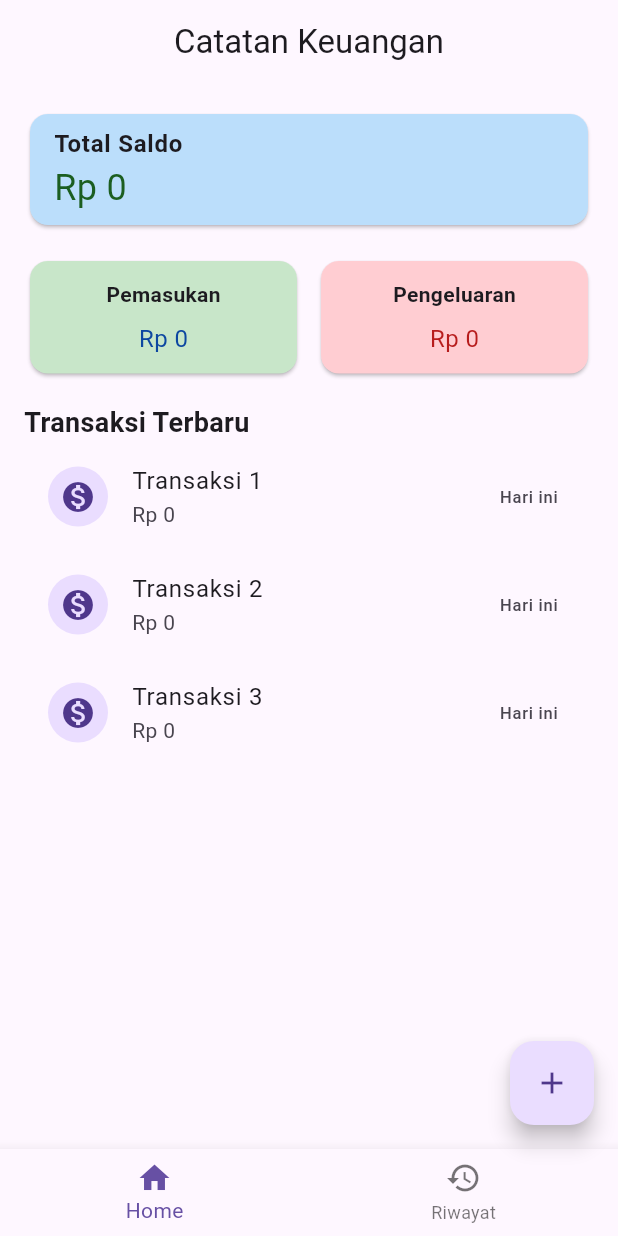
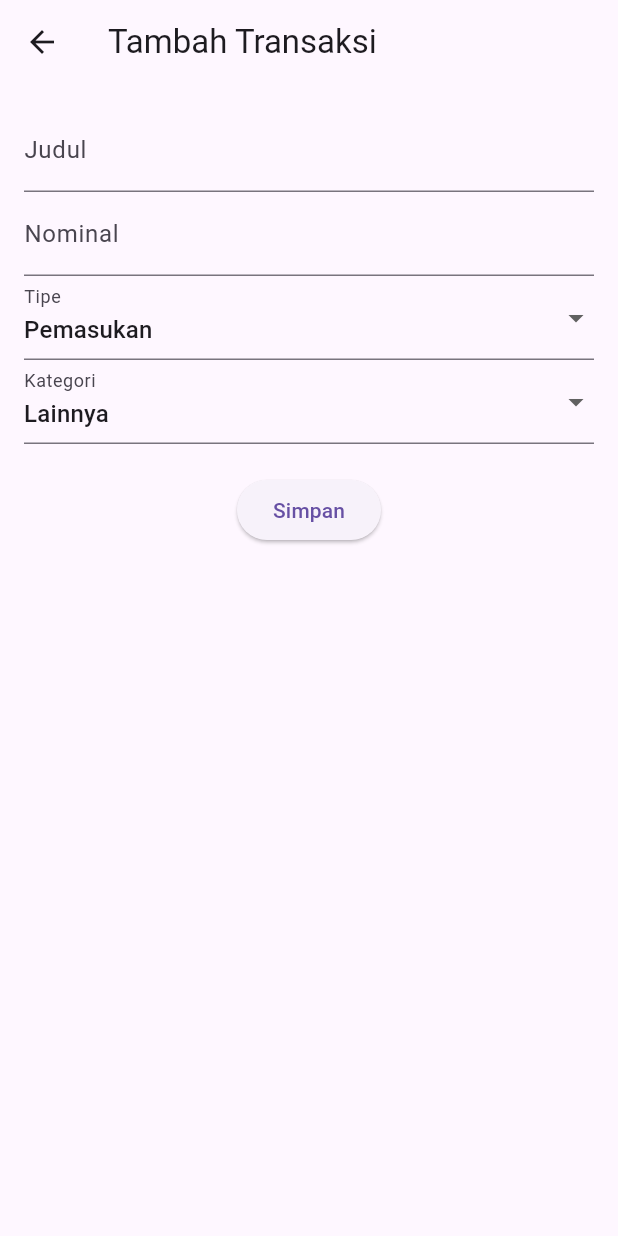
Before and after one commit to Slmnalfrs/catatan_keuangan, a Flutter app: the screen it shows after launch, after a tap on the "add" icon, on a phone screen of 412 x 824 dp. Run offline on Flutter 3.47's test engine with Material 3 defaults, Android fonts, the phone set to English and light mode, and no system bars.

Commit message:
menambahkan add transaction dan model transaction

```diff
--- a/lib/main.dart
+++ b/lib/main.dart
@@ -11,9 +11,7 @@ class CatatanKeuanganApp extends StatelessWidget {
     return MaterialApp(
       title: 'Catatan Keuangan',
       debugShowCheckedModeBanner: false,
-      theme: ThemeData(
-        primarySwatch: Colors.green,
-      ),
+      theme: ThemeData(primarySwatch: Colors.green),
       home: HomePage(),
     );
   }
--- /dev/null
+++ b/lib/models/transaction.dart
@@ -0,0 +1,17 @@
+class Transaction {
+  final String id;
+  final String title;
+  final double amount;
+  final String type;
+  final String category;
+  final DateTime date;
+
+  Transaction({
+    required this.id,
+    required this.title,
+    required this.amount,
+    required this.type,
+    required this.category,
+    required this.date,
+  });
+}
--- /dev/null
+++ b/lib/pages/add_transaction_page.dart
@@ -0,0 +1,78 @@
+import 'package:flutter/material.dart';
+
+class AddTransactionPage extends StatefulWidget {
+  @override
+  _AddTransactionPageState createState() => _AddTransactionPageState();
+}
+
+class _AddTransactionPageState extends State<AddTransactionPage> {
+  final _formKey = GlobalKey<FormState>();
+  String _title = '';
+  double _amount = 0;
+  String _type = 'Pemasukan';
+  String _category = 'Lainnya';
+
+  final List<String> _categories = [
+    'Gaji', 'Makanan', 'Transportasi', 'Belanja', 'Hiburan', 'Lainnya',
+  ];
+
+  void _submitForm() {
+    if (_formKey.currentState!.validate()) {
+      _formKey.currentState!.save();
+      Navigator.of(context).pop({
+        'title': _title,
+        'amount': _amount,
+        'type': _type,
+        'category': _category,
+      });
+    }
+  }
+
+  @override
+  Widget build(BuildContext context) {
+    return Scaffold(
+      appBar: AppBar(title: Text('Tambah Transaksi')),
+      body: Padding(
+        padding: const EdgeInsets.all(16),
+        child: Form(
+          key: _formKey,
+          child: Column(
+            children: [
+              TextFormField(
+                decoration: InputDecoration(labelText: 'Judul'),
+                validator: (value) => value!.isEmpty ? 'Judul tidak boleh kosong' : null,
+                onSaved: (value) => _title = value!,
+              ),
+              TextFormField(
+                decoration: InputDecoration(labelText: 'Nominal'),
+                keyboardType: TextInputType.number,
+                validator: (value) => double.tryParse(value!.replaceAll('.', '')) == null
+                    ? 'Masukkan nominal valid'
+                    : null,
+                onSaved: (value) => _amount = double.parse(value!.replaceAll('.', '')),
+              ),
+              DropdownButtonFormField<String>(
+                value: _type,
+                decoration: InputDecoration(labelText: 'Tipe'),
+                items: ['Pemasukan', 'Pengeluaran']
+                    .map((type) => DropdownMenuItem(value: type, child: Text(type)))
+                    .toList(),
+                onChanged: (value) => setState(() => _type = value!),
+              ),
+              DropdownButtonFormField<String>(
+                value: _category,
+                decoration: InputDecoration(labelText: 'Kategori'),
+                items: _categories
+                    .map((cat) => DropdownMenuItem(value: cat, child: Text(cat)))
+                    .toList(),
+                onChanged: (value) => setState(() => _category = value!),
+              ),
+              SizedBox(height: 20),
+              ElevatedButton(onPressed: _submitForm, child: Text('Simpan')),
+            ],
+          ),
+        ),
+      ),
+    );
+  }
+}
--- a/lib/pages/home_page.dart
+++ b/lib/pages/home_page.dart
@@ -1,4 +1,7 @@
 import 'package:flutter/material.dart';
+import 'package:intl/intl.dart';
+import '/models/transaction.dart';
+import 'add_transaction_page.dart';
 
 class HomePage extends StatefulWidget {
   @override
@@ -7,24 +10,61 @@ class HomePage extends StatefulWidget {
 
 class _HomePageState extends State<HomePage> {
   int _selectedIndex = 0;
+  List<Transaction> _transactions = [];
+
+  void _navigateToAddTransaction() async {
+    final result = await Navigator.push(
+      context,
+      MaterialPageRoute(builder: (context) => AddTransactionPage()),
+    );
+
+    if (result != null) {
+      final newTx = Transaction(
+        id: DateTime.now().toString(),
+        title: result['title'],
+        amount: result['amount'],
+        type: result['type'],
+        category: result['category'],
+        date: DateTime.now(),
+      );
+      setState(() => _transactions.add(newTx));
+    }
+  }
+
+  String _formatCurrency(double amount) {
+    final formatter = NumberFormat.currency(locale: 'id_ID', symbol: 'Rp ', decimalDigits: 0);
+    return formatter.format(amount);
+  }
+
+  double _calculateTotalByType(String type) {
+    return _transactions
+        .where((tx) => tx.type == type)
+        .fold(0.0, (sum, tx) => sum + tx.amount);
+  }
+
+  double _calculateTotalBalance() {
+    double income = _calculateTotalByType('Pemasukan');
+    double expense = _calculateTotalByType('Pengeluaran');
+    return income - expense;
+  }
 
   @override
   Widget build(BuildContext context) {
     return Scaffold(
-      appBar: AppBar(
-        title: Text('Catatan Keuangan'),
-        centerTitle: true,
-      ),
+      appBar: AppBar(title: Text('Catatan Keuangan'), centerTitle: true),
       body: Padding(
-        padding: const EdgeInsets.all(16.0),
+        padding: const EdgeInsets.all(16),
         child: Column(
           crossAxisAlignment: CrossAxisAlignment.start,
           children: [
             Card(
-              color: Colors.blue[100],
+              color: Colors.green[100],
               child: ListTile(
                 title: Text('Total Saldo', style: TextStyle(fontWeight: FontWeight.bold)),
-                subtitle: Text('Rp 0', style: TextStyle(fontSize: 24, color: Colors.green[900])),
+                subtitle: Text(
+                  _formatCurrency(_calculateTotalBalance()),
+                  style: TextStyle(fontSize: 24, color: Colors.green[900]),
+                ),
               ),
             ),
             SizedBox(height: 16),
@@ -32,14 +72,17 @@ class _HomePageState extends State<HomePage> {
               children: [
                 Expanded(
                   child: Card(
-                    color: Colors.green[100],
+                    color: Colors.blue[100],
                     child: Padding(
-                      padding: const EdgeInsets.all(12.0),
+                      padding: const EdgeInsets.all(12),
                       child: Column(
                         children: [
                           Text('Pemasukan', style: TextStyle(fontWeight: FontWeight.bold)),
                           SizedBox(height: 8),
-                          Text('Rp 0', style: TextStyle(fontSize: 16, color: Colors.blue[900])),
+                          Text(
+                            _formatCurrency(_calculateTotalByType('Pemasukan')),
+                            style: TextStyle(fontSize: 16, color: Colors.blue[900]),
+                          ),
                         ],
                       ),
                     ),
@@ -50,12 +93,15 @@ class _HomePageState extends State<HomePage> {
                   child: Card(
                     color: Colors.red[100],
                     child: Padding(
-                      padding: const EdgeInsets.all(12.0),
+                      padding: const EdgeInsets.all(12),
                       child: Column(
                         children: [
                           Text('Pengeluaran', style: TextStyle(fontWeight: FontWeight.bold)),
                           SizedBox(height: 8),
-                          Text('Rp 0', style: TextStyle(fontSize: 16, color: Colors.red[900])),
+                          Text(
+                            _formatCurrency(_calculateTotalByType('Pengeluaran')),
+                            style: TextStyle(fontSize: 16, color: Colors.red[900]),
+                          ),
                         ],
                       ),
                     ),
@@ -67,40 +113,32 @@ class _HomePageState extends State<HomePage> {
             Text('Transaksi Terbaru', style: TextStyle(fontSize: 18, fontWeight: FontWeight.bold)),
             Expanded(
               child: ListView.builder(
-                itemCount: 3,
-                itemBuilder: (context, index) => ListTile(
-                  leading: CircleAvatar(child: Icon(Icons.monetization_on)),
-                  title: Text('Transaksi ${index + 1}'),
-                  subtitle: Text('Rp 0'),
-                  trailing: Text('Hari ini'),
-                ),
+                itemCount: _transactions.length,
+                itemBuilder: (context, index) {
+                  final tx = _transactions[index];
+                  return ListTile(
+                    leading: CircleAvatar(child: Icon(Icons.monetization_on)),
+                    title: Text(tx.title),
+                    subtitle:
+                        Text('${_formatCurrency(tx.amount)} - ${tx.type} • ${tx.category}'),
+                    trailing: Text(DateFormat('dd/MM/yyyy').format(tx.date)),
+                  );
+                },
               ),
             ),
           ],
         ),
       ),
       floatingActionButton: FloatingActionButton(
-        onPressed: () {
-          //navigasi ke tambah transaksi
-        },
+        onPressed: _navigateToAddTransaction,
         child: Icon(Icons.add),
       ),
       bottomNavigationBar: BottomNavigationBar(
         currentIndex: _selectedIndex,
-        onTap: (index) {
-          setState(() {
-            _selectedIndex = index;
-          });
-        },
-        items: const [
-          BottomNavigationBarItem(
-            icon: Icon(Icons.home),
-            label: 'Home',
-          ),
-          BottomNavigationBarItem(
-            icon: Icon(Icons.history),
-            label: 'Riwayat',
-          ),
+        onTap: (index) => setState(() => _selectedIndex = index),
+        items: [
+          BottomNavigationBarItem(icon: Icon(Icons.home), label: 'Home'),
+          BottomNavigationBarItem(icon: Icon(Icons.history), label: 'Riwayat'),
         ],
       ),
     );
--- a/pubspec.yaml
+++ b/pubspec.yaml
@@ -9,6 +9,7 @@ environment:
 dependencies:
   flutter:
     sdk: flutter
+  intl: ^0.17.0
 
 dev_dependencies:
   flutter_test:
```
Also changed, not shown: pubspec.lock.
